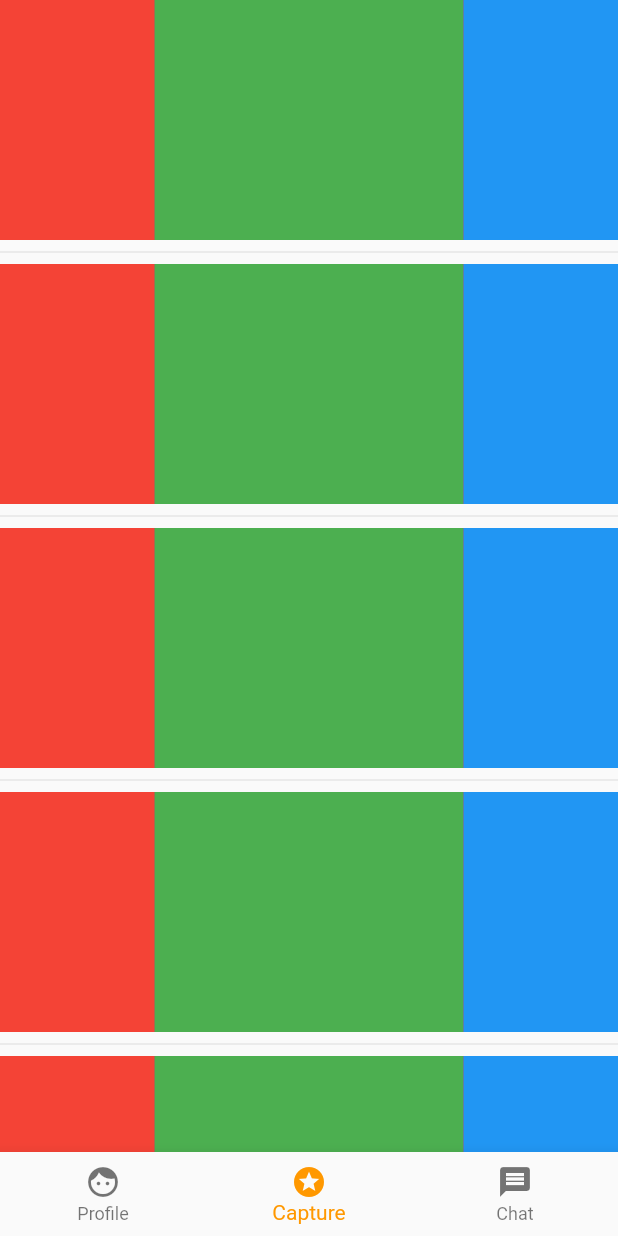
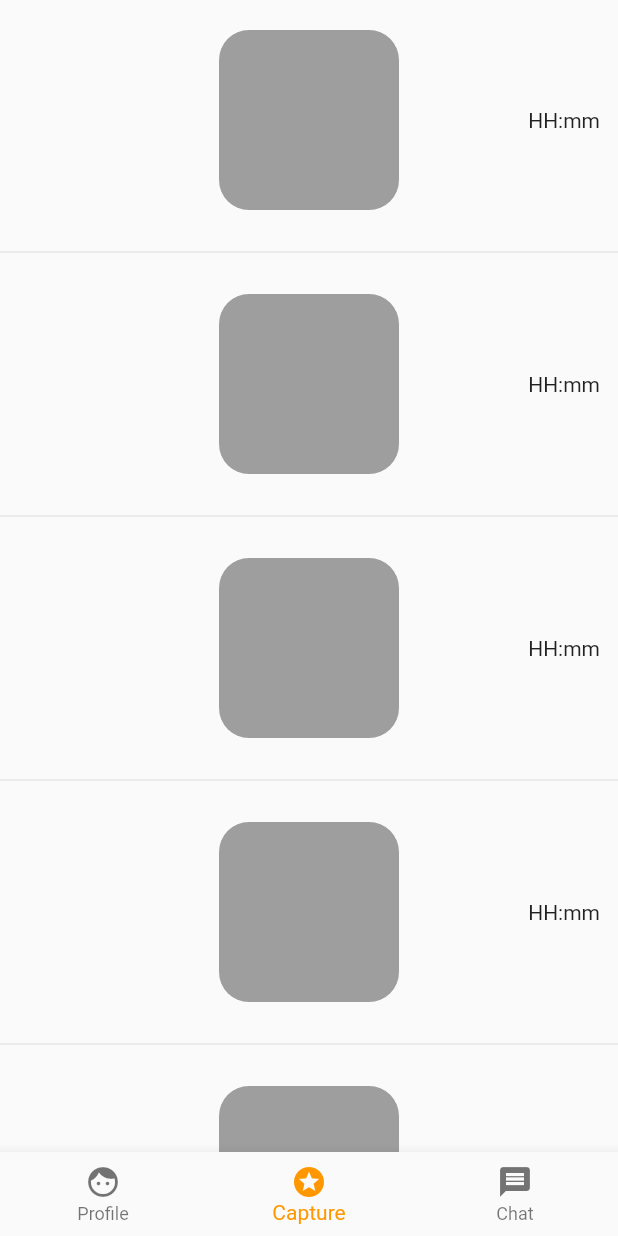
Before and after one commit to potty0/you-ate-clone, a Flutter app: the screen it shows after launch, item 2 of the bottom bar chosen, on a phone screen of 412 x 824 dp. Run offline on Flutter 3.47's test engine with Material 2 defaults, Android fonts, the phone set to English and light mode, and no system bars.

Commit message:
Initial layout for capture item.

```diff
--- a/you_ate_cone/lib/you_ate_home.dart
+++ b/you_ate_cone/lib/you_ate_home.dart
@@ -60,15 +60,37 @@ class CaptureItem extends StatelessWidget {
   @override
   Widget build(BuildContext context) {
     return Container(
-      color: Colors.pink,
       height: 160,
       child: Row(
         crossAxisAlignment: CrossAxisAlignment.stretch,
         mainAxisAlignment: MainAxisAlignment.spaceAround,
         children: [
-          Flexible(flex: 1, child: Container(color: Colors.red)),
-          Flexible(flex: 2, child: Container(color: Colors.green)),
-          Flexible(flex: 1, child: Container(color: Colors.blue)),
+          Flexible(flex: 1, child: Container()),
+          Flexible(
+            flex: 2,
+            child: Container(
+              child: Center(
+                child: Container(
+                  width: 120,
+                  height: 120,
+                  decoration: BoxDecoration(borderRadius: BorderRadius.circular(20), color: Colors.grey),
+                ),
+              ),
+            ),
+          ),
+          Flexible(
+            flex: 1,
+            child: Column(
+              crossAxisAlignment: CrossAxisAlignment.stretch,
+              mainAxisAlignment: MainAxisAlignment.center,
+              children: [
+                Padding(
+                  padding: const EdgeInsets.only(right: 12.0),
+                  child: Text('HH:mm', textAlign: TextAlign.right),
+                )
+              ],
+            ),
+          ),
         ],
       ),
     );
```
